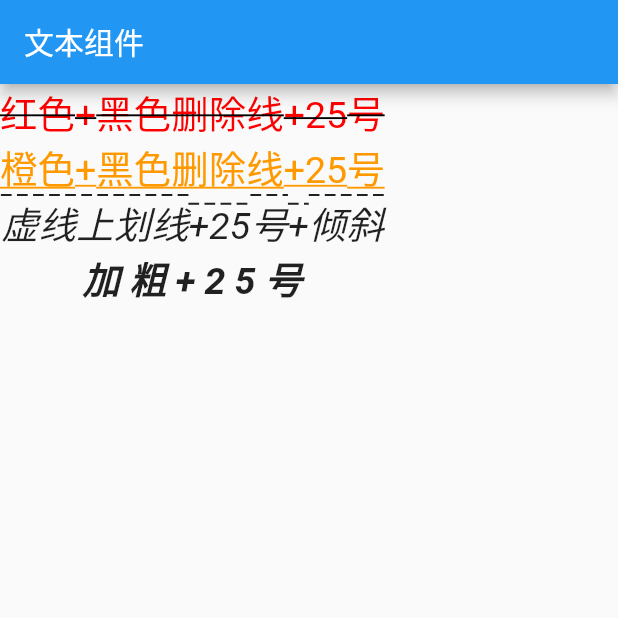
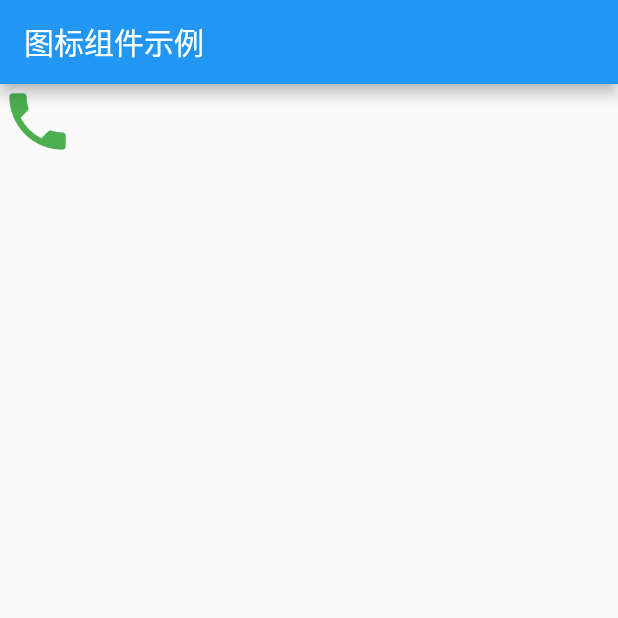
Before and after one commit to JayRichrd/foutterdemo, a Flutter app: the screen it shows after launch, on a phone screen of 412 x 824 dp, the top half of it. Run offline on Flutter 3.47's test engine with Material 2 defaults, Android fonts, the phone set to English and light mode, and no system bars.

Commit message:
feat(icon): 图标

```diff
--- a/lib/main.dart
+++ b/lib/main.dart
@@ -12,7 +12,7 @@ class MyApp extends StatelessWidget {
     final appName = '自定义主题';
     return MaterialApp(
       title: '容器组件示例',
-      home: TextContainerDemo(),
+      home: LayoutDemo(),
     );
   }
 
@@ -107,6 +107,15 @@ class MyHomePage extends StatefulWidget {
   _MyHomePageState createState() => _MyHomePageState();
 }
 
+class LayoutDemo extends StatelessWidget {
+  @override
+  Widget build(BuildContext context) {
+    return Scaffold(
+        appBar: AppBar(title: Text('图标组件示例')),
+        body: Icon(Icons.phone, color: Colors.green[500], size: 50));
+  }
+}
+
 class _MyHomePageState extends State<MyHomePage> {
   int _counter = 0;
 
```
